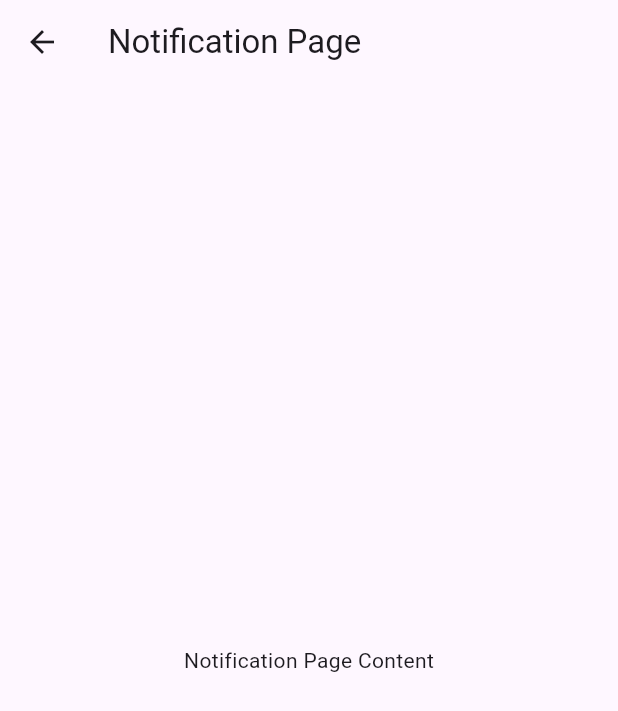
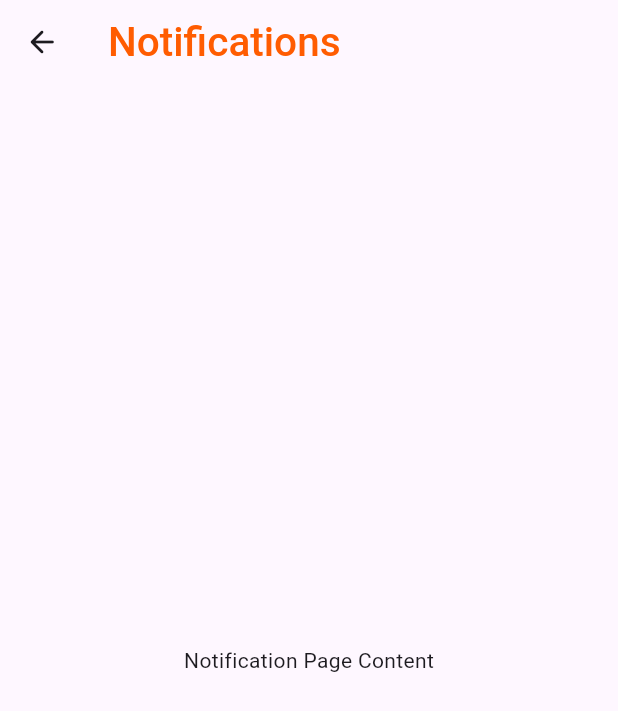
Before and after one commit to TeamTechSamurais/Panchikawatta_Frontend, a Flutter app: the notification_page screen opened directly, on a phone screen of 412 x 824 dp. Shown: the top 711 px of the screen. Run offline on Flutter 3.47's test engine with Material 3 defaults, Android fonts, the phone set to English and light mode, and no system bars.

Commit message:
Updated notification page

```diff
--- a/panchikawatta/lib/screens/notification_page.dart
+++ b/panchikawatta/lib/screens/notification_page.dart
@@ -8,7 +8,20 @@ class notification_page extends StatelessWidget {
   Widget build(BuildContext context) {
     return Scaffold(
       appBar: AppBar(
-        title: const Text('Notification Page'),
+        leading: IconButton(
+          icon: const Icon(Icons.arrow_back_rounded),
+          onPressed: () {
+            Navigator.pop(context);
+          },
+        ),
+        title: const Text(
+          'Notifications',
+          style: TextStyle(
+            color: Color(0xFFFF5C01),
+            fontSize: 27,
+            fontWeight: FontWeight.w500,
+          ),
+        ),
       ),
       body: const Center(
         child: Text('Notification Page Content'),
```
